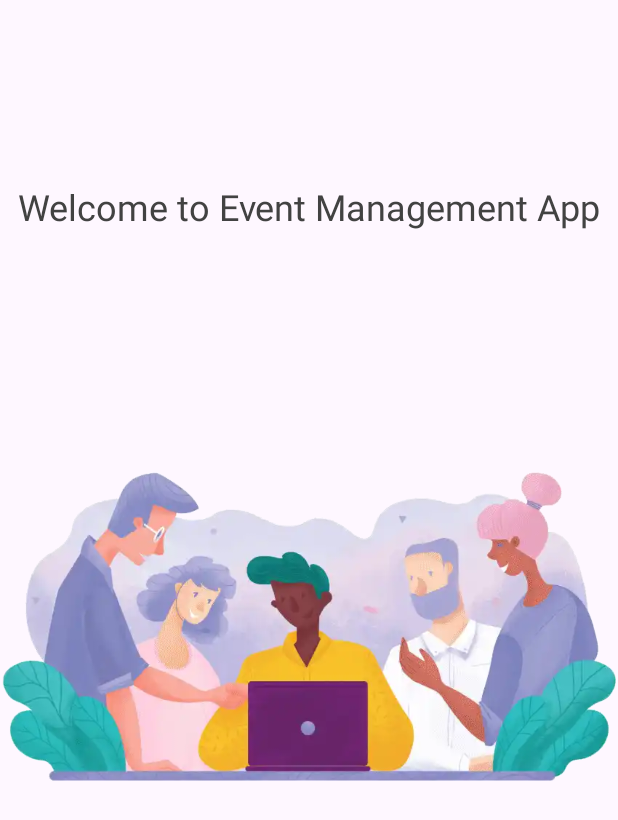
After one commit to veerviren/Event-Managment-App, an Android app: the SplashActivity screen opened directly, with no data from a screen before it, on a phone screen of 412 x 824 dp. The commit adds this screen. Shown: the top 820 px of the screen. Run offline under Robolectric (Android 15) with nearby library versions, the phone set to English and light mode, and no system bars.

Commit message:
Add : splash screen

```diff
--- a/app/src/main/AndroidManifest.xml
+++ b/app/src/main/AndroidManifest.xml
@@ -13,6 +13,15 @@
         android:theme="@style/Theme.Main"
         tools:targetApi="31">
         <activity
+            android:name=".SplashActivity"
+            android:exported="true" >
+            <intent-filter>
+                <action android:name="android.intent.action.MAIN" />
+
+                <category android:name="android.intent.category.LAUNCHER" />
+            </intent-filter>
+        </activity>
+        <activity
             android:name=".EditEventActivity"
             android:exported="false" />
         <activity
@@ -24,11 +33,7 @@
         <activity
             android:name=".MainActivity"
             android:exported="true">
-            <intent-filter>
-                <action android:name="android.intent.action.MAIN" />
 
-                <category android:name="android.intent.category.LAUNCHER" />
-            </intent-filter>
         </activity>
     </application>
 
--- /dev/null
+++ b/app/src/main/java/com/example/main/SplashActivity.kt
@@ -0,0 +1,19 @@
+package com.example.main
+
+import android.content.Intent
+import androidx.appcompat.app.AppCompatActivity
+import android.os.Bundle
+import android.os.Handler
+
+class SplashActivity : AppCompatActivity() {
+    override fun onCreate(savedInstanceState: Bundle?) {
+        super.onCreate(savedInstanceState)
+        setContentView(R.layout.activity_splash)
+
+        Handler().postDelayed({
+            val intent = Intent(this, MainActivity::class.java)
+            startActivity(intent)
+            finish()
+        }, 3000)
+    }
+}
--- /dev/null
+++ b/app/src/main/res/layout/activity_splash.xml
@@ -0,0 +1,24 @@
+<?xml version="1.0" encoding="utf-8"?>
+<RelativeLayout xmlns:android="http://schemas.android.com/apk/res/android"
+    android:layout_width="match_parent"
+    android:layout_height="match_parent">
+
+    <ImageView
+        android:id="@+id/splash_logo"
+        android:layout_width="wrap_content"
+        android:layout_height="wrap_content"
+        android:src="@drawable/event"
+        android:layout_centerInParent="true"/>
+
+    <TextView
+        android:layout_width="match_parent"
+        android:layout_height="wrap_content"
+        android:textAlignment="center"
+        android:text="Welcome to Event Management App"
+        android:layout_above="@+id/splash_logo"
+        android:textColor="@color/cardview_dark_background"
+        android:textSize="24sp"
+        android:layout_marginBottom="16dp"
+        />
+
+</RelativeLayout>
--- a/app/src/main/res/values/colors.xml
+++ b/app/src/main/res/values/colors.xml
@@ -3,4 +3,5 @@
     <color name="black">#FF000000</color>
     <color name="white">#FFFFFFFF</color>
     <color name="cream">#FFF2CC</color>
+    <color name="light_purpel">#E5BEEC</color>
 </resources>
```
Also changed, not shown: app/src/main/res/drawable/event.webp (added).
